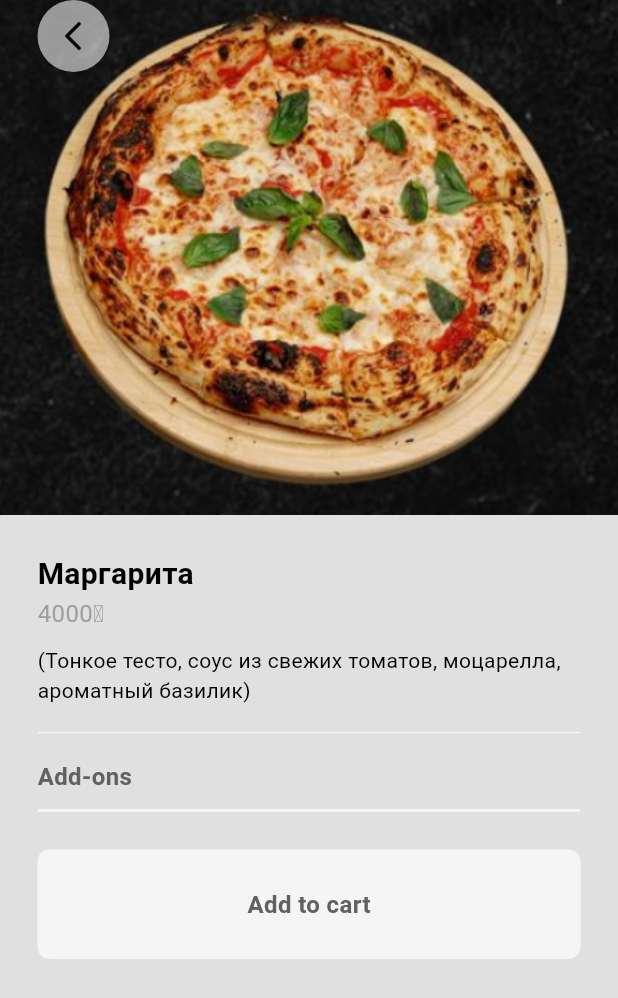
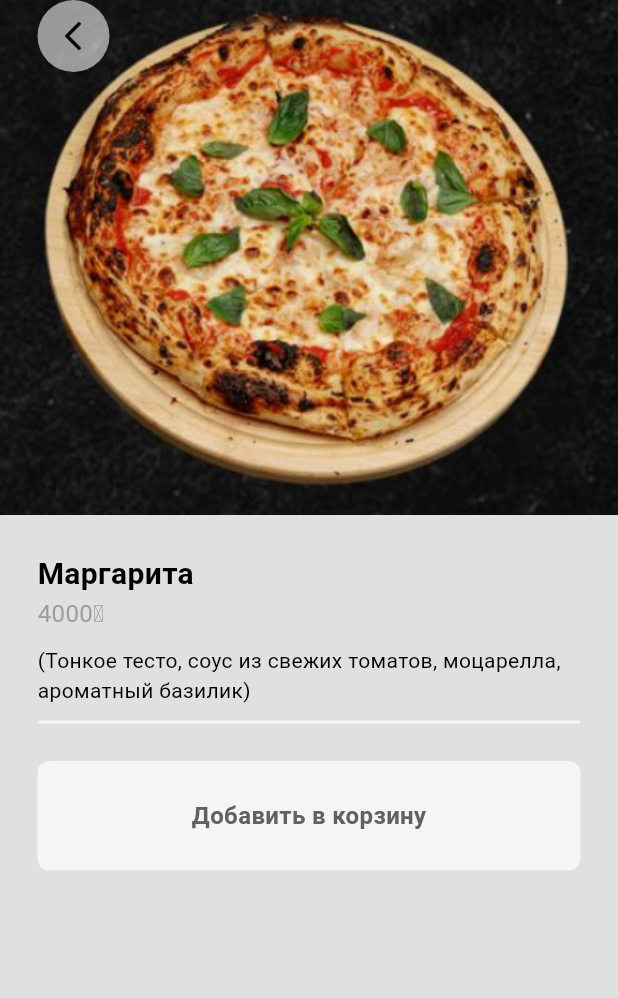
Before and after one commit to P4uil/papa_gusto_app, a Flutter app: the screen it shows once a user with an empty profile is signed in, after a tap on "Маргарита", on a phone screen of 412 x 824 dp. Shown: the top 998 px of the screen. Run offline on Flutter 3.47's test engine with Material 3 defaults, Android fonts, the phone set to English and light mode, and no system bars; our stand-ins replace cloud_firestore, firebase_auth, firebase_core, flutter_credit_card; accounts and stored records are empty; network calls fail.

Commit message:
Some little improvements

```diff
--- a/lib/components/my_cart_tile.dart
+++ b/lib/components/my_cart_tile.dart
@@ -44,7 +44,7 @@ class MyCartTile extends StatelessWidget {
 
                             //food price
                             Text(
-                              cartItem.food.price.toString() + '₸',
+                              '${cartItem.food.price}₸',
                               style: TextStyle(
                                   color: Theme.of(context).colorScheme.primary),
                             ),
@@ -87,7 +87,7 @@ class MyCartTile extends StatelessWidget {
                                     Text(addon.name),
 
                                     //addon price
-                                    Text(addon.price.toString() + ''),
+                                    Text('${addon.price}'),
                                   ],
                                 ),
                                 shape: StadiumBorder(
--- a/lib/components/my_current_location.dart
+++ b/lib/components/my_current_location.dart
@@ -11,7 +11,8 @@ class MyCurrentLocation extends StatelessWidget {
     showDialog(
       context: context,
       builder: (context) => AlertDialog(
-        title: const Text('Ваше место нахождения'),
+        //add current user geolocation
+        title: const Text('Введите адрес'),
         content: TextField(
           controller: textController,
           decoration: const InputDecoration(hintText: "Введите адрес"),
@@ -48,7 +49,7 @@ class MyCurrentLocation extends StatelessWidget {
         crossAxisAlignment: CrossAxisAlignment.start,
         children: [
           Text(
-            'Deliver now',
+            'Доставка',
             style: TextStyle(color: Theme.of(context).colorScheme.primary),
           ),
           GestureDetector(
--- a/lib/components/my_description_box.dart
+++ b/lib/components/my_description_box.dart
@@ -28,21 +28,18 @@ class MyDescriptionBox extends StatelessWidget {
           Column(
             children: [
               Text(
-                '\$0.99',
+                '500₸',
                 style: myPrimaryTextStyle,
               ),
-              Text('Delivery fee', style: mySecondaryTextStyle)
+              Text('Стоимость доставки', style: mySecondaryTextStyle)
             ],
           ),
 
           //delivery time
           Column(
             children: [
-              Text(
-                '15 - 30 min',
-                style: myPrimaryTextStyle,
-              ),
-              Text('Delivery time', style: mySecondaryTextStyle)
+              Text('≈ 45 минут', style: myPrimaryTextStyle),
+              Text('Время доставки', style: mySecondaryTextStyle)
             ],
           ),
         ],
--- a/lib/components/my_drawer.dart
+++ b/lib/components/my_drawer.dart
@@ -44,8 +44,10 @@ class MyDrawer extends StatelessWidget {
           MyDrawerTile(
               text: 'НАСТРОЙКИ',
               icon: Icons.settings,
-              onTap: () => Navigator.push(context,
-                  MaterialPageRoute(builder: (context) => SettingsPage()))),
+              onTap: () => Navigator.push(
+                  context,
+                  MaterialPageRoute(
+                      builder: (context) => const SettingsPage()))),
 
           const Spacer(),
 
--- a/lib/components/my_food_tile.dart
+++ b/lib/components/my_food_tile.dart
@@ -23,7 +23,7 @@ class MyFoodTile extends StatelessWidget {
                   children: [
                     Text(food.name),
                     Text(
-                      food.price.toString() + '₸',
+                      '${food.price}₸',
                       style: TextStyle(
                           color: Theme.of(context).colorScheme.primary),
                     ),
--- a/lib/components/my_quantity_selector.dart
+++ b/lib/components/my_quantity_selector.dart
@@ -37,7 +37,7 @@ class MyQuantitySelector extends StatelessWidget {
 
           //quantity count
           Padding(
-            padding: EdgeInsets.symmetric(horizontal: 8),
+            padding: const EdgeInsets.symmetric(horizontal: 8),
             child: SizedBox(
               width: 20,
               child: Center(
--- a/lib/components/my_reciept.dart
+++ b/lib/components/my_reciept.dart
@@ -28,7 +28,7 @@ class MyReciept extends StatelessWidget {
               ),
             ),
             const SizedBox(height: 25),
-            const Text('Примерное время доставки:'),
+            // const Text('Примерное время доставки:'),
           ],
         ),
       ),
--- a/lib/components/my_tab_bar.dart
+++ b/lib/components/my_tab_bar.dart
@@ -15,8 +15,6 @@ class MyTabBar extends StatelessWidget {
 
   @override
   Widget build(BuildContext context) {
-    return Container(
-      child: TabBar(controller: tabController, tabs: _buildCategoryTabs()),
-    );
+    return TabBar(controller: tabController, tabs: _buildCategoryTabs());
   }
 }
--- a/lib/models/restaurant.dart
+++ b/lib/models/restaurant.dart
@@ -86,7 +86,8 @@ class Restaurant extends ChangeNotifier {
   final List<CartItem> _cart = [];
 
   //delivery address (which user can change/update)
-  String _deliveryAddress = 'Anet Baba 11/1';
+  //add user current location
+  String _deliveryAddress = 'Введите адрес';
 
   //getters
   List<Food> get menu => _menu;
@@ -104,7 +105,7 @@ class Restaurant extends ChangeNotifier {
 
       //check if the list of selected addons are the same
       bool isSameAddons =
-          ListEquality().equals(item.selectedAddons, selectedAddons);
+          const ListEquality().equals(item.selectedAddons, selectedAddons);
 
       return isSameFood && isSameAddons;
     });
@@ -197,20 +198,26 @@ class Restaurant extends ChangeNotifier {
     receipt.writeln('------------');
 
     for (final cartItem in _cart) {
+      // Рассчитайте общую цену для данного товара с учетом количества
+      final totalPrice = cartItem.quantity * cartItem.food.price;
+
+      // Печатаем количество, название и общую цену для позиции
       receipt.writeln(
-          '${cartItem.quantity} x ${cartItem.food.name} - ${_formatPrice(cartItem.food.price)}');
+          '${cartItem.quantity} x ${cartItem.food.name} - ${_formatPrice(totalPrice)}');
+
       if (cartItem.selectedAddons.isNotEmpty) {
         receipt
             .writeln('  Дополнения: ${_formatAddons(cartItem.selectedAddons)}');
       }
       receipt.writeln();
     }
+
     receipt.writeln('------------');
     receipt.writeln();
     receipt.writeln('Всего позиций: ${getTotalItemCount()}');
     receipt.writeln('Итого: ${_formatPrice(getTotalPrice())}');
     receipt.writeln();
-    receipt.writeln('Доставка: $deliveryAddress ');
+    receipt.writeln('Доставка: $deliveryAddress');
 
     return receipt.toString();
   }
--- a/lib/pages/delivery_progress_page.dart
+++ b/lib/pages/delivery_progress_page.dart
@@ -31,7 +31,7 @@ class _DeliveryProgressPageState extends State<DeliveryProgressPage> {
         backgroundColor: Colors.transparent,
       ),
       bottomNavigationBar: _buildBottomNavBar(context),
-      body: Column(
+      body: const Column(
         children: [
           MyReciept(),
         ],
--- a/lib/pages/food_page.dart
+++ b/lib/pages/food_page.dart
@@ -66,7 +66,7 @@ class _FoodPageState extends State<FoodPage> {
 
                       //food price
                       Text(
-                        widget.food.price.toString() + '₸',
+                        '${widget.food.price}₸',
                         style: TextStyle(
                             fontSize: 16,
                             color: Theme.of(context).colorScheme.primary),
@@ -79,22 +79,22 @@ class _FoodPageState extends State<FoodPage> {
 
                       const SizedBox(height: 10),
 
-                      Divider(
-                        color: Theme.of(context).colorScheme.secondary,
-                      ),
+                      // Divider(
+                      //   color: Theme.of(context).colorScheme.secondary,
+                      // ),
 
-                      const SizedBox(height: 10),
+                      // const SizedBox(height: 10),
 
-                      //addons
-                      Text(
-                        "Add-ons",
-                        style: TextStyle(
-                            color: Theme.of(context).colorScheme.inversePrimary,
-                            fontSize: 16,
-                            fontWeight: FontWeight.bold),
-                      ),
+                      // //addons
+                      // Text(
+                      //   "Add-ons",
+                      //   style: TextStyle(
+                      //       color: Theme.of(context).colorScheme.inversePrimary,
+                      //       fontSize: 16,
+                      //       fontWeight: FontWeight.bold),
+                      // ),
 
-                      const SizedBox(height: 10),
+                      // const SizedBox(height: 10),
 
                       Container(
                         decoration: BoxDecoration(
@@ -115,7 +115,7 @@ class _FoodPageState extends State<FoodPage> {
                               return CheckboxListTile(
                                 title: Text(addon.name),
                                 subtitle: Text(
-                                  addon.price.toString() + '₸',
+                                  '${addon.price}₸',
                                   style: TextStyle(
                                       color: Theme.of(context)
                                           .colorScheme
@@ -137,7 +137,7 @@ class _FoodPageState extends State<FoodPage> {
                 //button -> add to cart
                 MyButton(
                     onTap: () => addToCart(widget.food, widget.selectedAddons),
-                    text: 'Add to cart'),
+                    text: 'Добавить в корзину'),
 
                 const SizedBox(height: 25),
               ],
--- a/lib/pages/home_page.dart
+++ b/lib/pages/home_page.dart
@@ -70,7 +70,7 @@ class _HomePageState extends State<HomePage>
   @override
   Widget build(BuildContext context) {
     return Scaffold(
-      drawer: MyDrawer(),
+      drawer: const MyDrawer(),
       body: NestedScrollView(
         headerSliverBuilder: (context, innerBoxIsScrolled) => [
           MySliverAppBar(
--- a/lib/pages/payment_page.dart
+++ b/lib/pages/payment_page.dart
@@ -50,7 +50,7 @@ class _PaymentPageState extends State<PaymentPage> {
                       Navigator.push(
                         context,
                         MaterialPageRoute(
-                          builder: (context) => DeliveryProgressPage(),
+                          builder: (context) => const DeliveryProgressPage(),
                         ),
                       );
                     },
--- a/lib/pages/register_page.dart
+++ b/lib/pages/register_page.dart
@@ -100,7 +100,7 @@ class _RegisterPageState extends State<RegisterPage> {
             //password textfield
             MyTextField(
               controller: passwordController,
-              hintText: "Password",
+              hintText: "Пароль",
               obscureText: true,
             ),
 
@@ -110,7 +110,7 @@ class _RegisterPageState extends State<RegisterPage> {
 
             MyTextField(
               controller: confirmPasswordController,
-              hintText: "Confirm psssword",
+              hintText: "Повторите пароль",
               obscureText: true,
             ),
 
```
